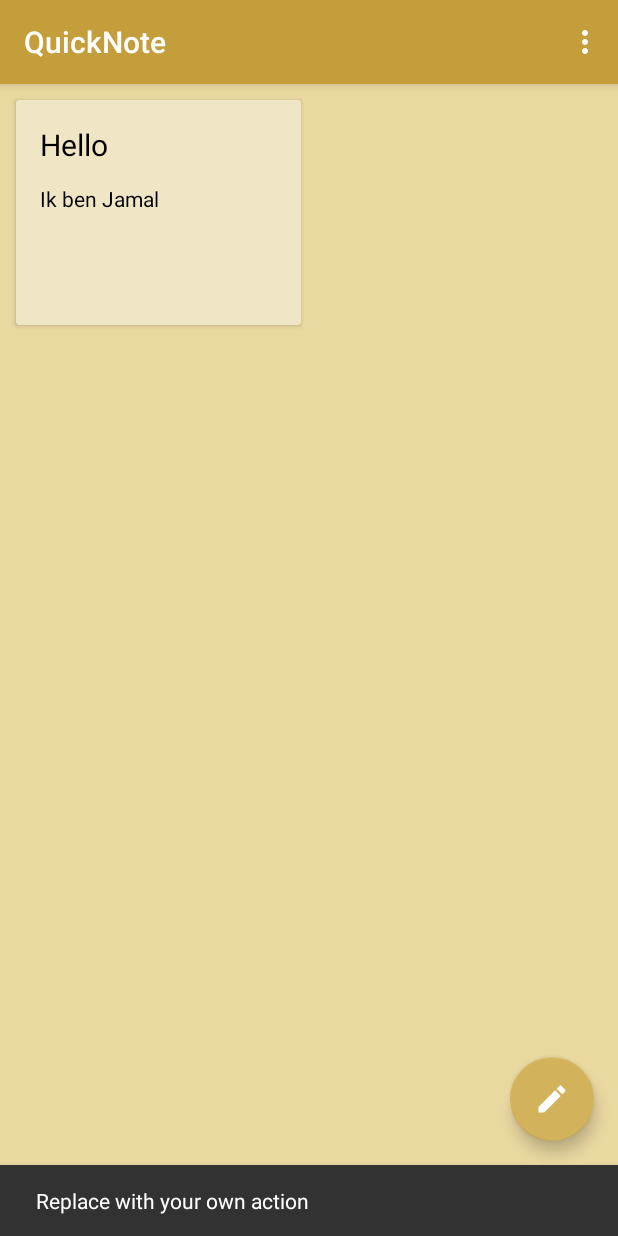
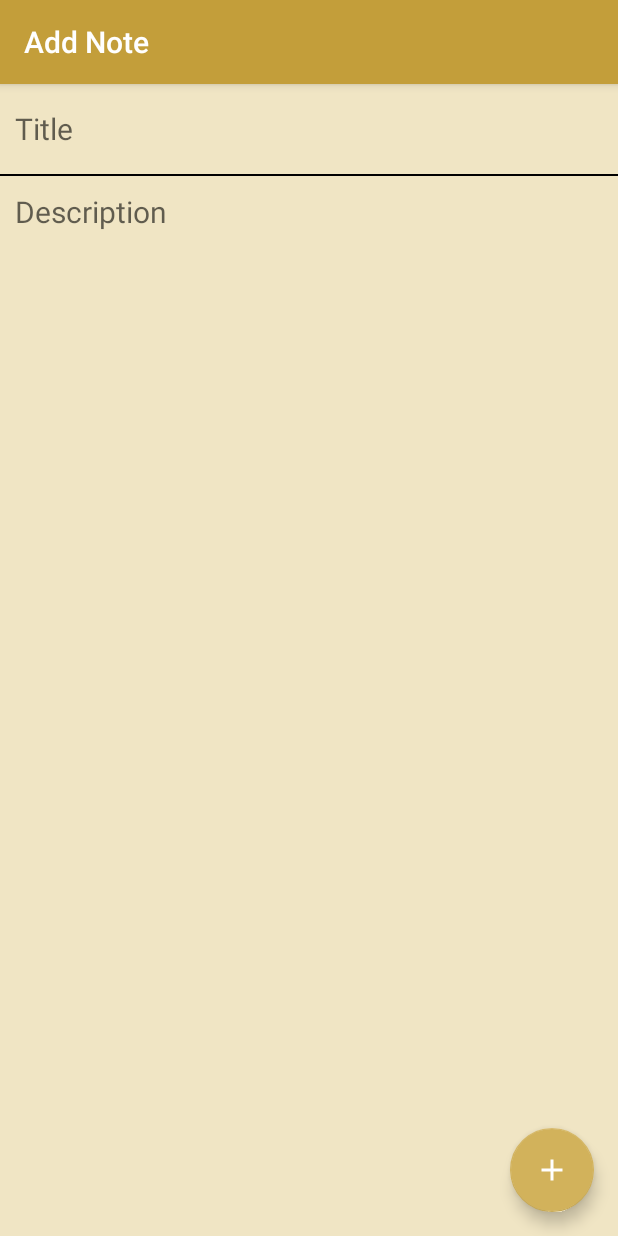
Before and after one commit to JamalAartsen/Notique, an Android app: the screen it shows after launch (MainActivity before the commit, AddNote after it), after a tap on an icon or button, on a phone screen of 412 x 824 dp. Run offline under Robolectric (Android 15) with nearby library versions, the phone set to English and light mode, and no system bars; our stand-ins replace Room's generated code.

Commit message:
Add note fucntie toegevoegd(is nog niet helemaal af).

```diff
--- a/app/build.gradle
+++ b/app/build.gradle
@@ -27,7 +27,7 @@ android {
 
 dependencies {
     implementation fileTree(dir: 'libs', include: ['*.jar'])
-    implementation"org.jetbrains.kotlin:kotlin-stdlib-jdk7:$kotlin_version"
+    implementation "org.jetbrains.kotlin:kotlin-stdlib-jdk7:$kotlin_version"
     implementation 'androidx.appcompat:appcompat:1.0.2'
     implementation 'androidx.core:core-ktx:1.0.2'
     implementation 'androidx.constraintlayout:constraintlayout:1.1.3'
@@ -39,7 +39,8 @@ dependencies {
     def room_version = "2.2.3"
 
     implementation "androidx.room:room-runtime:$room_version"
-    kapt "androidx.room:room-compiler:$room_version" // For Kotlin use kapt instead of annotationProcessor
+    kapt "androidx.room:room-compiler:$room_version"
+    // For Kotlin use kapt instead of annotationProcessor
 
     // optional - Kotlin Extensions and Coroutines support for Room
     implementation "androidx.room:room-ktx:$room_version"
--- a/app/src/main/AndroidManifest.xml
+++ b/app/src/main/AndroidManifest.xml
@@ -9,6 +9,10 @@
         android:roundIcon="@mipmap/ic_launcher_round"
         android:supportsRtl="true"
         android:theme="@style/AppTheme">
+        <activity
+            android:name=".AddNote"
+            android:label="@string/title_activity_add_note"
+            android:theme="@style/AppTheme.NoActionBar"></activity>
         <activity
             android:name=".MainActivity"
             android:label="@string/app_name"
--- /dev/null
+++ b/app/src/main/java/com/example/quicknote/AddNote.kt
@@ -0,0 +1,49 @@
+package com.example.quicknote
+
+import android.content.Intent
+import android.os.Bundle
+import androidx.appcompat.app.AppCompatActivity
+import kotlinx.android.synthetic.main.activity_add_note.*
+import kotlinx.android.synthetic.main.content_add_note.*
+import java.util.concurrent.Executor
+import java.util.concurrent.Executors
+
+
+class AddNote : AppCompatActivity() {
+
+    var db = NoteRoomDatabase
+    private val executor: Executor =
+        Executors.newSingleThreadExecutor()
+
+    override fun onCreate(savedInstanceState: Bundle?) {
+        super.onCreate(savedInstanceState)
+        setContentView(R.layout.activity_add_note)
+        setSupportActionBar(toolbar)
+
+        fab.setOnClickListener { view ->
+            insertNote(Note(0, title_add_note.text.toString(), description_add_note.text.toString()))
+        }
+    }
+
+    fun insertNote(note: Note) {
+        executor.execute {
+            db.getDatabase(this).noteDao().insert(note)
+        }
+    }
+
+    fun refreshActivity() {
+        val i = Intent(this, MainActivity::class.java)
+        overridePendingTransition(0, 0)
+        i.addFlags(Intent.FLAG_ACTIVITY_NO_ANIMATION)
+        i.addFlags(Intent.FLAG_ACTIVITY_CLEAR_TOP)
+        finish()
+        overridePendingTransition(0, 0)
+        startActivity(i)
+    }
+
+    override fun onBackPressed() {
+        super.onBackPressed()
+        refreshActivity()
+    }
+
+}
--- a/app/src/main/java/com/example/quicknote/MainActivity.kt
+++ b/app/src/main/java/com/example/quicknote/MainActivity.kt
@@ -1,5 +1,6 @@
 package com.example.quicknote
 
+import android.content.Intent
 import android.os.Bundle
 import android.util.Log
 import android.view.GestureDetector
@@ -39,11 +40,8 @@ class MainActivity : AppCompatActivity(), RecyclerView.OnItemTouchListener {
         recyclerView.adapter = NoteAdapter(notes, this)
 
         fab.setOnClickListener { view ->
-            count++
-            Snackbar.make(view, "Replace with your own action", Snackbar.LENGTH_LONG)
-                .setAction("Action", null).show()
-            insertNote(Note(count, "Hello", "Ik ben Jamal"))
-            Log.d("Count", "$count")
+            val intentAddNote = Intent(this, AddNote::class.java)
+            startActivity(intentAddNote)
         }
 
         //Delete item with long click on the item
--- a/app/src/main/java/com/example/quicknote/Note.kt
+++ b/app/src/main/java/com/example/quicknote/Note.kt
@@ -5,7 +5,7 @@ import androidx.room.Entity
 import androidx.room.PrimaryKey
 
 @Entity(tableName = "note_table")
-data class Note(@PrimaryKey val id: Int,
+data class Note(@PrimaryKey(autoGenerate = true) val id: Int,
                 @ColumnInfo(name = "title_note") val titleNote: String?,
                 @ColumnInfo(name = "description_note") val descriptionNote: String?) {
 }
--- /dev/null
+++ b/app/src/main/res/drawable/ic_add.xml
@@ -0,0 +1,5 @@
+<vector android:height="24dp" android:tint="#FFFFFF"
+    android:viewportHeight="24.0" android:viewportWidth="24.0"
+    android:width="24dp" xmlns:android="http://schemas.android.com/apk/res/android">
+    <path android:fillColor="#FF000000" android:pathData="M19,13h-6v6h-2v-6H5v-2h6V5h2v6h6v2z"/>
+</vector>
--- /dev/null
+++ b/app/src/main/res/layout/activity_add_note.xml
@@ -0,0 +1,33 @@
+<?xml version="1.0" encoding="utf-8"?>
+<androidx.coordinatorlayout.widget.CoordinatorLayout xmlns:android="http://schemas.android.com/apk/res/android"
+    xmlns:app="http://schemas.android.com/apk/res-auto"
+    xmlns:tools="http://schemas.android.com/tools"
+    android:layout_width="match_parent"
+    android:layout_height="match_parent"
+    tools:context=".AddNote">
+
+    <com.google.android.material.appbar.AppBarLayout
+        android:layout_width="match_parent"
+        android:layout_height="wrap_content"
+        android:theme="@style/AppTheme.AppBarOverlay">
+
+        <androidx.appcompat.widget.Toolbar
+            android:id="@+id/toolbar"
+            android:layout_width="match_parent"
+            android:layout_height="?attr/actionBarSize"
+            android:background="?attr/colorPrimary"
+            app:popupTheme="@style/AppTheme.PopupOverlay" />
+
+    </com.google.android.material.appbar.AppBarLayout>
+
+    <include layout="@layout/content_add_note" />
+
+    <com.google.android.material.floatingactionbutton.FloatingActionButton
+        android:id="@+id/fab"
+        android:layout_width="wrap_content"
+        android:layout_height="wrap_content"
+        android:layout_gravity="bottom|end"
+        android:layout_margin="@dimen/fab_margin"
+        app:srcCompat="@drawable/ic_add" />
+
+</androidx.coordinatorlayout.widget.CoordinatorLayout>
--- /dev/null
+++ b/app/src/main/res/layout/content_add_note.xml
@@ -0,0 +1,45 @@
+<?xml version="1.0" encoding="utf-8"?>
+<RelativeLayout xmlns:android="http://schemas.android.com/apk/res/android"
+    xmlns:app="http://schemas.android.com/apk/res-auto"
+    xmlns:tools="http://schemas.android.com/tools"
+    android:layout_width="match_parent"
+    android:layout_height="match_parent"
+    android:background="@color/backGroundColorActivity"
+    app:layout_behavior="@string/appbar_scrolling_view_behavior"
+    tools:context=".AddNote"
+    tools:showIn="@layout/activity_add_note">
+
+    <LinearLayout
+        android:layout_width="match_parent"
+        android:layout_height="match_parent"
+        android:orientation="vertical">
+
+        <EditText
+            android:id="@+id/title_add_note"
+            android:layout_width="match_parent"
+            android:layout_height="60dp"
+            android:autofillHints="Title"
+            android:background="@color/background_cardview"
+            android:hint="Title"
+            android:padding="10dp"
+            android:textSize="20sp" />
+
+        <View
+            android:layout_width="match_parent"
+            android:layout_height="1dp"
+            android:background="@color/black"/>
+
+        <EditText
+            android:id="@+id/description_add_note"
+            android:layout_width="match_parent"
+            android:gravity="top"
+            android:layout_height="match_parent"
+            android:autofillHints="Title"
+            android:background="@color/background_cardview"
+            android:hint="Description"
+            android:padding="10dp"
+            android:textSize="20sp" />
+    </LinearLayout>
+
+
+</RelativeLayout>
--- a/app/src/main/res/values/colors.xml
+++ b/app/src/main/res/values/colors.xml
@@ -6,4 +6,5 @@
     <color name="backGroundColorActivity">#EAD8A1</color>
     <color name="background_cardview">#F0E5C4</color>
     <color name="black">#000000</color>
+    <color name="white">#FFFFFF</color>
 </resources>
--- a/app/src/main/res/values/strings.xml
+++ b/app/src/main/res/values/strings.xml
@@ -1,4 +1,5 @@
 <resources>
     <string name="app_name">QuickNote</string>
     <string name="action_settings">Settings</string>
+    <string name="title_activity_add_note">Add Note</string>
 </resources>
```
